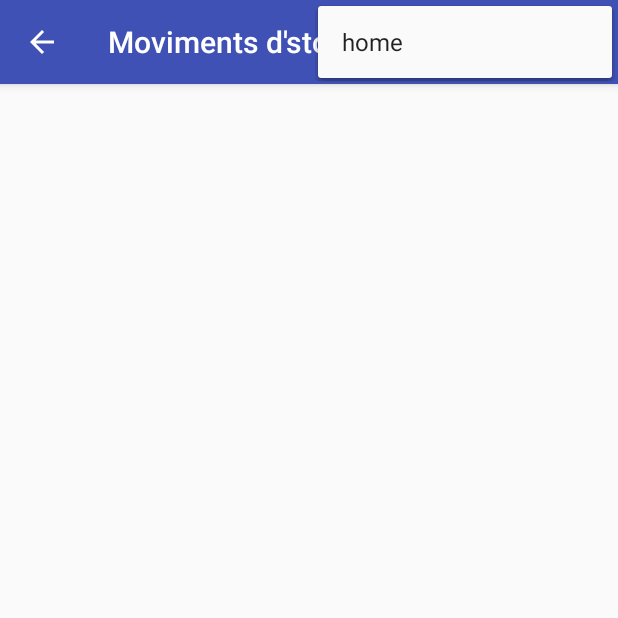
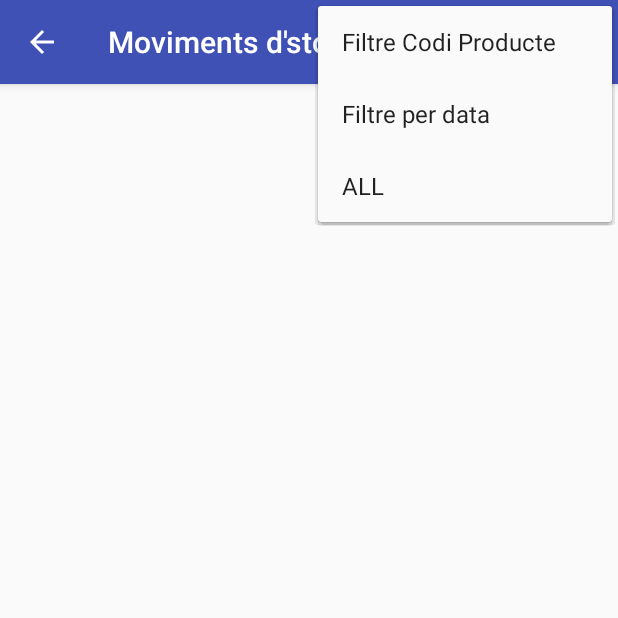
Before and after one commit to pmoragas/CatalogManager, an Android app: the MovementsActivity screen opened directly, with no data from a screen before it, with the options menu open, on a phone screen of 412 x 824 dp, the top half of it. Run offline under Robolectric (Android 15) with nearby library versions, the phone set to English and light mode, and no system bars.

Commit message:
filtres funcionant

```diff
--- a/app/src/main/res/menu/menu_moviments.xml
+++ b/app/src/main/res/menu/menu_moviments.xml
@@ -3,7 +3,16 @@
     xmlns:tools="http://schemas.android.com/tools"
     tools:context="com.example.morgan.catalogmanager2.MovementsActivity">
     <item
-        android:id="@+id/home"
+        android:id="@+id/filtre_codi"
         android:orderInCategory="100"
-        android:title="@string/home" />
+        android:title="@string/filtre_codi" />
+    <item
+        android:id="@+id/filtre_data"
+        android:orderInCategory="100"
+        android:title="@string/filtre_data" />
+    <item
+        android:id="@+id/filtre_all"
+        android:orderInCategory="100"
+        android:title="@string/filtre_all" />
+
 </menu>
--- a/app/src/main/res/values/strings.xml
+++ b/app/src/main/res/values/strings.xml
@@ -5,4 +5,7 @@
     <string name="title_activity_movements">MovementsActivity</string>
     <string name="action_movements">Obrir Moviments</string>
     <string name="home">home</string>
+    <string name="filtre_codi">Filtre Codi Producte</string>
+    <string name="filtre_data">Filtre per data</string>
+    <string name="filtre_all">ALL</string>
 </resources>
```
Also changed, not shown: app/src/main/java/com/example/morgan/catalogmanager2/CMDataSource.java (+32 -0 lines), app/src/main/java/com/example/morgan/catalogmanager2/MainActivity.java (+8 -9 lines), app/src/main/java/com/example/morgan/catalogmanager2/MovementsActivity.java (+104 -11 lines), app/src/main/res/layout/row_producte.xml (+7 -4 lines), 86 other files.
